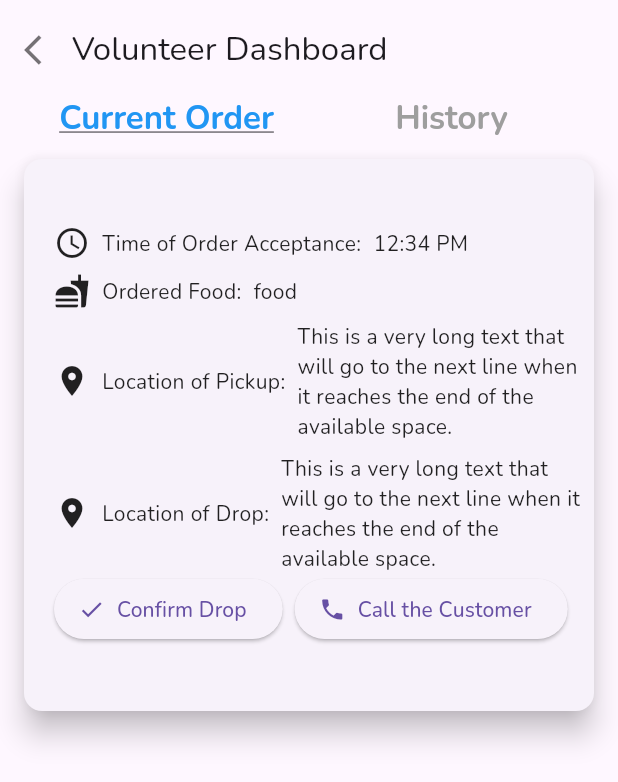
After one commit to RaghavTheGreat1/anaaj, a Flutter app: the VolunteerBottomNavigationScreen screen opened by its route, after a tap on "Call the Customer", on a phone screen of 412 x 824 dp. The commit adds this screen. Shown: the top 782 px of the screen. Run offline on Flutter 3.47's test engine with Material 2 defaults, Android fonts, the phone set to English and light mode, and no system bars; our stand-ins replace awesome_snackbar_content, cloud_firestore, connectivity_plus, firebase_auth, firebase_core, flutter_spinkit and 10 more; accounts and stored records are empty.

Commit message:
refactor akash sir's shit

```diff
--- a/lib/models/cloud_immutable.dart
+++ /dev/null
@@ -1,26 +0,0 @@
-import 'package:cloud_firestore/cloud_firestore.dart';
-import 'package:flutter/cupertino.dart';
-import 'package:anaaj/cloud/cloud_constants.dart';
-
-@immutable
-class CloudFood {
-  final String documentId;
-  final String InstitutionId;
-  final String Address;
-  final String Quantity;
-  final String Time;
-
-  const CloudFood({
-    required this.documentId,
-    required this.InstitutionId,
-    required this.Address,
-    required this.Quantity,
-    required this.Time,
-  });
-  CloudFood.fromSnapshot(QueryDocumentSnapshot<Map<String, dynamic>> snapshot)
-      : documentId = snapshot.id,
-        InstitutionId = snapshot.data()[InstitutionIdRem],
-        Address = snapshot.data()[AddressFieldName] as String,
-        Quantity = snapshot.data()[QuantityFieldName] as String,
-        Time = snapshot.data()[TimeFieldName] as String;
-}
--- a/lib/router/route_paths_helper.dart
+++ b/lib/router/route_paths_helper.dart
@@ -6,6 +6,9 @@ class RoutePathsHelper {
   static String volunteer = '/volunteer';
   static String marketplace = '/marketplace';
   static String EnlargedCard = '/EnlargedCard';
+  static String VolunteerDashboard = '/VolunteerDashboard';
+  static String History = '/History';
+  static String CurrentOrder = '/CurrentOrder';
 
   static String register(int phoneNumber) => 'register/$phoneNumber';
 
--- a/lib/router/router.dart
+++ b/lib/router/router.dart
@@ -1,25 +1,27 @@
 import 'package:anaaj/models/app_user.dart';
-import 'package:anaaj/models/donor_instituition.dart';
-import 'package:anaaj/models/receiver_instituition.dart';
 import 'package:anaaj/models/role.dart';
-import 'package:anaaj/models/volunteer.dart';
 import 'package:anaaj/providers/app_user_providers.dart';
 import 'package:anaaj/router/route_paths_helper.dart';
 import 'package:anaaj/screens/authentication_screen/registration_screen/registration_screen.dart';
 import 'package:anaaj/screens/donor/donor_bottom_navgiation_screen.dart';
+import 'package:anaaj/screens/volunteer/volunteer_bottom_navigation_screen.dart';
 import 'package:anaaj/services/authentication_services.dart';
 import 'package:firebase_auth/firebase_auth.dart';
 import 'package:flutter/material.dart';
 import 'package:go_router/go_router.dart';
 import 'package:riverpod/riverpod.dart';
 
+import '../models/donor_instituition.dart';
+import '../models/receiver_instituition.dart';
+import '../models/volunteer.dart';
 import '../screens/authentication_screen/authentication_screen.dart';
 import '../screens/authentication_screen/screens/otp_verification_screen/otp_verification_screen.dart';
 import '../screens/onboarding_screen/onboarding_screen.dart';
 import '../screens/receiver/home_screen/marketplace_screen.dart';
 import '../screens/receiver/home_screen/screens/marketplace_entity_screen.dart';
 
-final routerProvider = Provider<GoRouter>((ref) {
+final routerProvider = Provider<GoRouter>(
+  (ref) {
     final router = RouterNotifier(ref);
 
     return GoRouter(
@@ -29,7 +31,8 @@ final routerProvider = Provider<GoRouter>((ref) {
       redirect: router._redirectLogic,
       routes: router._routes,
     );
-});
+  },
+);
 
 class RouterNotifier extends ChangeNotifier {
   RouterNotifier(this.ref) {
@@ -88,26 +91,6 @@ class RouterNotifier extends ChangeNotifier {
           },
         ),
         GoRoute(
-          path: '/marketplace',
-          pageBuilder: (context, state) {
-            return CustomTransitionPage(
-              key: state.pageKey,
-              transitionsBuilder: rightToLeftFadeTransition,
-              child: MarketPlaceScreen(),
-            );
-          },
-        ),
-        GoRoute(
-          path: '/EnlargedCard',
-          pageBuilder: (context, state) {
-            return CustomTransitionPage(
-              key: state.pageKey,
-              transitionsBuilder: rightToLeftFadeTransition,
-              child: MarketplaceEntityScreen(),
-            );
-          },
-        ),
-        GoRoute(
           path: RoutePathsHelper.auth,
           pageBuilder: (context, state) {
             return CustomTransitionPage(
@@ -162,14 +145,51 @@ class RouterNotifier extends ChangeNotifier {
           },
           routes: [],
         ),
-        // GoRoute(
-        //   path: RoutePathsHelper.receiver,
-        //   routes: [],
-        // ),
-        // GoRoute(
-        //   path: RoutePathsHelper.volunteer,
-        //   routes: [],
-        // ),
+        GoRoute(
+          path: RoutePathsHelper.receiver,
+          pageBuilder: (context, state) {
+            return CustomTransitionPage(
+              key: state.pageKey,
+              transitionsBuilder: rightToLeftFadeTransition,
+              child: MarketPlaceScreen(),
+            );
+          },
+          routes: [
+            GoRoute(
+              path: 'marketplace',
+              pageBuilder: (context, state) {
+                return CustomTransitionPage(
+                  key: state.pageKey,
+                  transitionsBuilder: rightToLeftFadeTransition,
+                  child: MarketPlaceScreen(),
+                );
+              },
+              routes: [
+                GoRoute(
+                  path: 'entity',
+                  pageBuilder: (context, state) {
+                    return CustomTransitionPage(
+                      key: state.pageKey,
+                      transitionsBuilder: rightToLeftFadeTransition,
+                      child: MarketplaceEntityScreen(),
+                    );
+                  },
+                ),
+              ],
+            ),
+          ],
+        ),
+        GoRoute(
+          path: RoutePathsHelper.volunteer,
+          pageBuilder: (context, state) {
+            return CustomTransitionPage(
+              key: state.pageKey,
+              transitionsBuilder: rightToLeftFadeTransition,
+              child: VolunteerBottomNavigationScreen(),
+            );
+          },
+          routes: [],
+        ),
       ];
 }
 
--- /dev/null
+++ b/lib/screens/volunteer/current_order_screen.dart
@@ -0,0 +1,125 @@
+import 'package:anaaj/widgets/snackbars/show_successful_snackbar.dart';
+import 'package:flutter/material.dart';
+
+class CurrentOrderScreen extends StatefulWidget {
+  const CurrentOrderScreen({super.key});
+
+  @override
+  State<CurrentOrderScreen> createState() => _CurrentOrderScreenState();
+}
+
+class _CurrentOrderScreenState extends State<CurrentOrderScreen> {
+  DateTime _deliveryTime = DateTime.now();
+  String _food = 'Rice and sambar and rasam';
+  String _location = 'jayanagar 9th block';
+  final Uri _url = Uri.parse('https://www.google.com/maps');
+
+  @override
+  Widget build(BuildContext context) {
+    return Scaffold(
+      body: SizedBox(
+        height: 400,
+        child: Card(
+          elevation: 8.0,
+          margin: EdgeInsets.all(16.0),
+          child: Padding(
+            padding: EdgeInsets.only(left: 20),
+            child: Center(
+              child: Column(
+                mainAxisSize: MainAxisSize.min,
+                crossAxisAlignment: CrossAxisAlignment.stretch,
+                children: <Widget>[
+                  Row(
+                    children: <Widget>[
+                      Icon(Icons.access_time),
+                      SizedBox(width: 8.0),
+                      Text('Time of Order Acceptance:'),
+                      SizedBox(width: 8.0),
+                      Text('12:34 PM'),
+                    ],
+                  ),
+                  SizedBox(height: 8.0),
+                  Row(
+                    children: <Widget>[
+                      Icon(Icons.fastfood),
+                      SizedBox(width: 8.0),
+                      Text('Ordered Food:'),
+                      SizedBox(width: 8.0),
+                      Text("food"),
+                    ],
+                  ),
+                  SizedBox(height: 8.0),
+                  Row(
+                    children: <Widget>[
+                      Icon(Icons.location_on),
+                      SizedBox(width: 8.0),
+                      Text('Location of Pickup:'),
+                      SizedBox(width: 8.0),
+                      Expanded(
+                        child: Padding(
+                          padding: const EdgeInsets.only(right: 8.0),
+                          child: Text(
+                            'This is a very long text that will go to the next line when it reaches the end of the available space.',
+                            maxLines: 6,
+                            overflow: TextOverflow.ellipsis,
+                          ),
+                        ),
+                      )
+                    ],
+                  ),
+                  SizedBox(height: 8.0),
+                  Row(
+                    children: <Widget>[
+                      Icon(Icons.location_on),
+                      SizedBox(width: 8.0),
+                      Text('Location of Drop:'),
+                      SizedBox(
+                        width: 8.0,
+                      ),
+                      Expanded(
+                        child: Padding(
+                          padding: const EdgeInsets.only(right: 8.0),
+                          child: Text(
+                            'This is a very long text that will go to the next line when it reaches the end of the available space.',
+                            maxLines: 6,
+                            overflow: TextOverflow.ellipsis,
+                          ),
+                        ),
+                      )
+                    ],
+                  ),
+                  Row(
+                    mainAxisAlignment: MainAxisAlignment.start,
+                    children: <Widget>[
+                      ElevatedButton.icon(
+                        icon: Icon(Icons.check),
+                        label: Text('Confirm Drop'),
+                        onPressed: () {
+                          showSuccessSnackbar(
+                            context,
+                            title: 'Thank You',
+                            message: 'You have successfully dropped the food',
+                            height: 0,
+                          );
+                          // Confirm drop action
+                        },
+                      ),
+                      SizedBox(width: 8.0),
+                      ElevatedButton.icon(
+                        icon: Icon(Icons.phone),
+                        label: Text('Call the Customer'),
+                        onPressed: () {
+                          // Call the agent action
+                        },
+                      ),
+                    ],
+                  ),
+                ],
+              ),
+            ),
+          ),
+        ),
+      ),
+    );
+  }
+}
--- /dev/null
+++ b/lib/screens/volunteer/history_screen.dart
@@ -0,0 +1,48 @@
+import 'package:flutter/material.dart';
+
+class HistoryScreen extends StatefulWidget {
+  const HistoryScreen({super.key});
+
+  @override
+  State<HistoryScreen> createState() => _HistoryScreenState();
+}
+
+class _HistoryScreenState extends State<HistoryScreen> {
+  @override
+  Widget build(BuildContext context) {
+    return Scaffold(
+      appBar: AppBar(
+        title: Text('History'),
+      ),
+      body: ListView.builder(
+        itemCount: 10,
+        itemBuilder: (context, index) {
+          return Card(
+            child: Padding(
+              padding: EdgeInsets.all(8.0),
+              child: Column(
+                crossAxisAlignment: CrossAxisAlignment.start,
+                children: <Widget>[
+                  Text(
+                    'Restaurant Name',
+                    style: Theme.of(context).textTheme.headline6,
+                  ),
+                  SizedBox(height: 8),
+                  Text(
+                    'Order ID: 123456',
+                    style: Theme.of(context).textTheme.subtitle2,
+                  ),
+                  SizedBox(height: 8),
+                  Text(
+                    'Time of Delivery: 12:00 PM',
+                    style: Theme.of(context).textTheme.subtitle2,
+                  ),
+                ],
+              ),
+            ),
+          );
+        },
+      ),
+    );
+  }
+}
--- /dev/null
+++ b/lib/screens/volunteer/volunteer_bottom_navigation_screen.dart
@@ -0,0 +1,102 @@
+import 'package:anaaj/screens/volunteer/current_order_screen.dart';
+import 'package:flutter/material.dart';
+
+import 'history_screen.dart';
+
+class VolunteerBottomNavigationScreen extends StatefulWidget {
+  const VolunteerBottomNavigationScreen({super.key});
+
+  @override
+  State<VolunteerBottomNavigationScreen> createState() =>
+      _VolunteerBottomNavigationScreenState();
+}
+
+class _VolunteerBottomNavigationScreenState
+    extends State<VolunteerBottomNavigationScreen> {
+  final List<String> _pageTitles = ['Current Order', 'History'];
+  final PageController _pageController = PageController();
+  int _currentPage = 0;
+  @override
+  Widget build(BuildContext context) {
+    return Scaffold(
+      appBar: AppBar(
+          toolbarHeight: 90,
+          title: Padding(
+            padding: const EdgeInsets.only(top: 30.0),
+            child: Column(
+              children: [
+                Row(
+                  children: [
+                    InkWell(
+                      onTap: () {
+                        Navigator.pop(context);
+                      },
+                      child: Icon(
+                        Icons.arrow_back_ios,
+                        color: Colors.black54,
+                      ),
+                    ),
+                    Padding(
+                      padding: const EdgeInsets.only(left: 8.0),
+                      child: Text("Volunteer Dashboard"),
+                    ),
+                  ],
+                ),
+                SizedBox(
+                  height: 10,
+                ),
+                Row(
+                  mainAxisAlignment: MainAxisAlignment.center,
+                  children: _pageTitles.map((title) {
+                    int index = _pageTitles.indexOf(title);
+                    return Expanded(
+                      child: GestureDetector(
+                        onTap: () {
+                          _pageController.animateToPage(
+                            index,
+                            duration: Duration(milliseconds: 300),
+                            curve: Curves.easeInOut,
+                          );
+                        },
+                        child: Padding(
+                          padding: const EdgeInsets.symmetric(vertical: 8.0),
+                          child: Text(
+                            title,
+                            style: TextStyle(
+                              color: _currentPage == index
+                                  ? Colors.blue
+                                  : Colors.grey,
+                              fontWeight: FontWeight.bold,
+                              decoration: _currentPage == index
+                                  ? TextDecoration.underline
+                                  : TextDecoration.none,
+                            ),
+                            textAlign: TextAlign.center,
+                          ),
+                        ),
+                      ),
+                    );
+                  }).toList(),
+                ),
+              ],
+            ),
+          )),
+      body: PageView(
+        controller: _pageController,
+        onPageChanged: (int page) {
+          setState(() {
+            _currentPage = page;
+          });
+        },
+        children: <Widget>[
+          Container(
+            child: CurrentOrderScreen(),
+          ),
+          Container(
+            child: HistoryScreen(),
+          ),
+        ],
+      ),
+    );
+  }
+}
--- a/pubspec.yaml
+++ b/pubspec.yaml
@@ -51,6 +51,7 @@ dependencies:
   json_annotation: ^4.7.0
   pin_code_fields: ^7.4.0
   unicons: ^2.1.0
+  url_launcher: ^6.1.7
   uuid: ^3.0.7
 
 dev_dependencies:
```
Also changed, not shown: pubspec.lock, 5 other files. Lines whose indentation alone changed are shown as unchanged.
